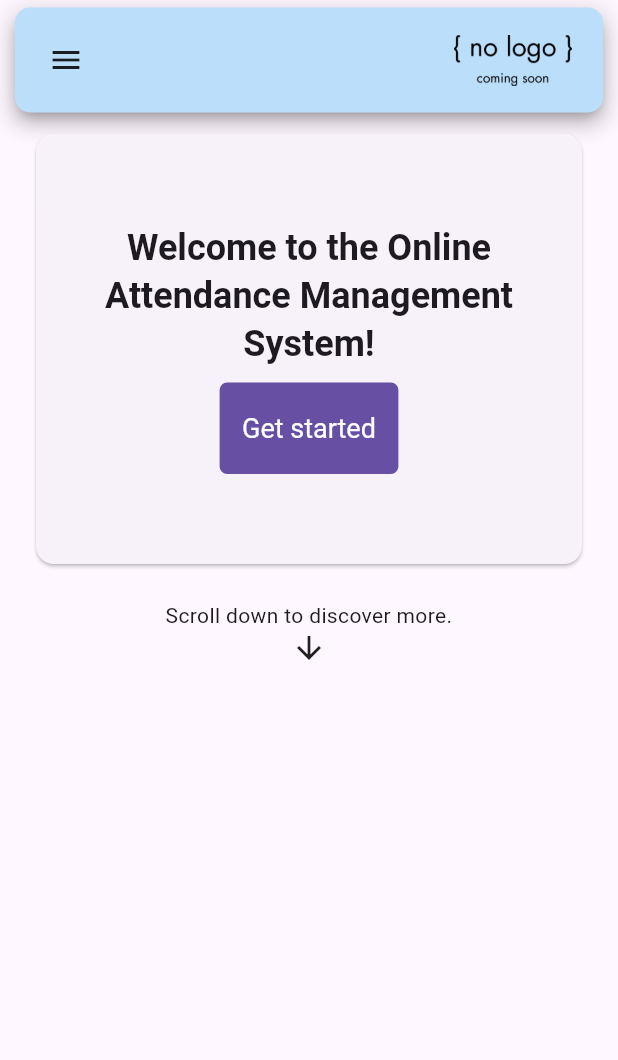
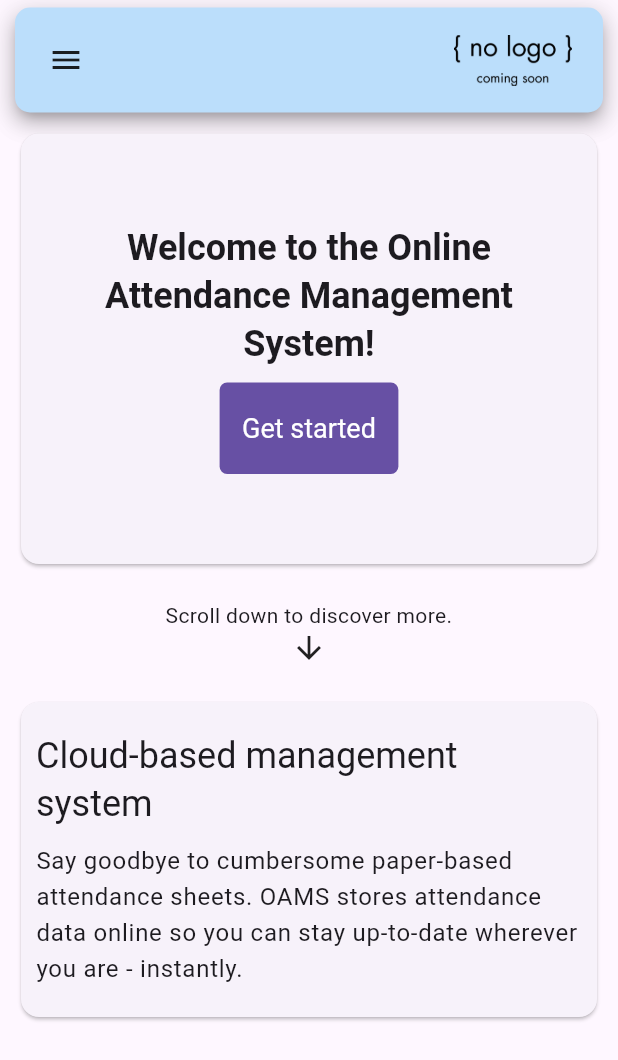
Before and after one commit to darylhjd/oams, a Flutter app: the screen it shows after launch, on a phone screen of 412 x 824 dp. Shown: the top 1060 px of the screen. Run offline on Flutter 3.47's test engine with Material 2 defaults, Android fonts, the phone set to English and light mode, and no system bars; our stand-ins replace flutter_riverpod, go_router, responsive_framework.

Commit message:
feat: implement cloud based feature card

```diff
--- a/frontend/lib/screens/home_screen.dart
+++ b/frontend/lib/screens/home_screen.dart
@@ -67,10 +67,11 @@
 
   Widget mobile(BuildContext context) {
     return ListView(
-      padding: const EdgeInsets.all(mobilePadding),
+      padding: const EdgeInsets.symmetric(vertical: mobilePadding),
       children: const [
         _WelcomeBanner(true),
         _FeaturesDivider(),
+        _Features(true),
       ],
     );
   }
@@ -81,6 +82,7 @@
       children: const [
         _WelcomeBanner(false),
         _FeaturesDivider(),
+        _Features(false),
       ],
     );
   }
@@ -217,3 +219,107 @@
     );
   }
 }
+
+// _Features is only applicable to the guest home screen.
+// It contains the list of feature "selling points" of OAMS.
+class _Features extends StatelessWidget {
+  final bool isMobile;
+
+  const _Features(this.isMobile);
+
+  @override
+  Widget build(BuildContext context) {
+    return isMobile ? mobile(context) : desktop();
+  }
+
+  Widget mobile(BuildContext context) {
+    return const Column(
+      children: [
+        _CloudBasedFeature(true),
+      ],
+    );
+  }
+
+  Widget desktop() {
+    return const Row(
+      mainAxisAlignment: MainAxisAlignment.spaceAround,
+      children: [
+        Flexible(
+          child: _CloudBasedFeature(false),
+        ),
+      ],
+    );
+  }
+}
+
+// _CloudBasedFeature shows the online cloud-based feature of OAMS.
+class _CloudBasedFeature extends StatelessWidget {
+  static const String headline = "Cloud-based management system";
+  static const String body =
+      "Say goodbye to cumbersome paper-based attendance sheets. OAMS stores attendance data online so you can stay up-to-date wherever you are - instantly.";
+
+  static const double mobilePadding = 10;
+  static const double mobileMargin = 10;
+
+  static const double desktopPadding = 20;
+  static const double desktopMargin = 20;
+  static const double desktopMaxWidth = 400;
+
+  final bool isMobile;
+
+  const _CloudBasedFeature(this.isMobile);
+
+  @override
+  Widget build(BuildContext context) {
+    return isMobile ? mobile(context) : desktop(context);
+  }
+
+  Widget mobile(BuildContext context) {
+    return Card(
+      child: Container(
+        padding: const EdgeInsets.all(mobilePadding),
+        margin: const EdgeInsets.symmetric(vertical: mobileMargin),
+        alignment: Alignment.center,
+        child: Column(
+          crossAxisAlignment: CrossAxisAlignment.start,
+          children: [
+            Text(
+              headline,
+              style: Theme.of(context).textTheme.headlineSmall,
+            ),
+            const SizedBox(height: mobilePadding),
+            Text(
+              body,
+              style: Theme.of(context).textTheme.bodyLarge,
+            ),
+          ],
+        ),
+      ),
+    );
+  }
+
+  Widget desktop(BuildContext context) {
+    return Card(
+      child: Container(
+        padding: const EdgeInsets.all(desktopPadding),
+        margin: const EdgeInsets.symmetric(vertical: desktopMargin),
+        width: desktopMaxWidth,
+        alignment: Alignment.center,
+        child: Column(
+          crossAxisAlignment: CrossAxisAlignment.start,
+          children: [
+            Text(
+              headline,
+              style: Theme.of(context).textTheme.headlineMedium,
+            ),
+            const SizedBox(height: desktopPadding),
+            Text(
+              body,
+              style: Theme.of(context).textTheme.bodyLarge,
+            ),
+          ],
+        ),
+      ),
+    );
+  }
+}
```
